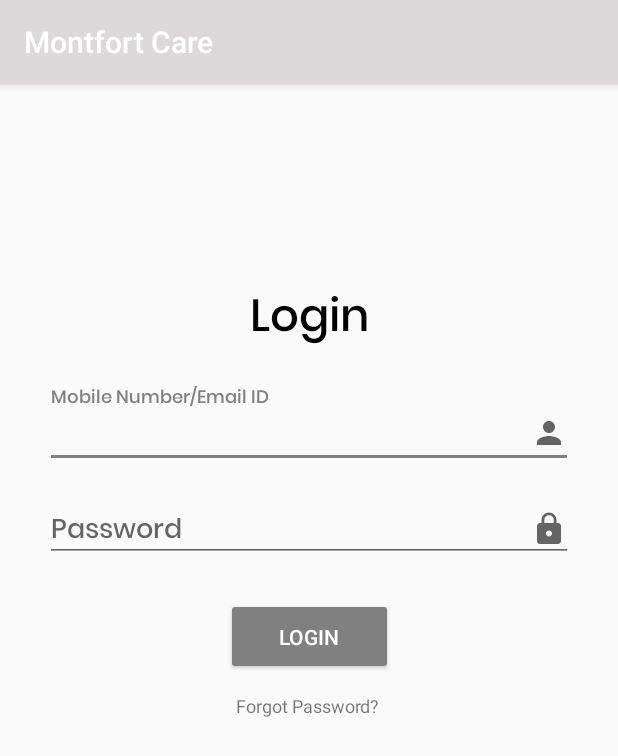
After one commit to Montfort-TEP/Montfort_Care, an Android app: the LoginActivity screen opened directly, with no data from a screen before it, on a phone screen of 412 x 824 dp. The commit adds this screen. Shown: the top 756 px of the screen. Run offline under Robolectric (Android 15) with nearby library versions, the phone set to English and light mode, and no system bars; Roboto replaces fonts that are not available here.

Commit message:
Login UI

```diff
--- /dev/null
+++ b/app/src/main/java/com/devshah/montfortcare/LoginActivity.java
@@ -0,0 +1,14 @@
+package com.devshah.montfortcare;
+
+import android.os.Bundle;
+
+import androidx.appcompat.app.AppCompatActivity;
+
+public class LoginActivity extends AppCompatActivity {
+
+    @Override
+    protected void onCreate(Bundle savedInstanceState) {
+        super.onCreate(savedInstanceState);
+        setContentView(R.layout.activity_login);
+    }
+}
--- /dev/null
+++ b/app/src/main/res/drawable/ic_pass.xml
@@ -0,0 +1,10 @@
+<vector xmlns:android="http://schemas.android.com/apk/res/android"
+    android:width="24dp"
+    android:height="24dp"
+    android:viewportWidth="24"
+    android:viewportHeight="24"
+    android:tint="?attr/colorControlNormal">
+  <path
+      android:fillColor="@android:color/white"
+      android:pathData="M18,8h-1L17,6c0,-2.76 -2.24,-5 -5,-5S7,3.24 7,6v2L6,8c-1.1,0 -2,0.9 -2,2v10c0,1.1 0.9,2 2,2h12c1.1,0 2,-0.9 2,-2L20,10c0,-1.1 -0.9,-2 -2,-2zM12,17c-1.1,0 -2,-0.9 -2,-2s0.9,-2 2,-2 2,0.9 2,2 -0.9,2 -2,2zM15.1,8L8.9,8L8.9,6c0,-1.71 1.39,-3.1 3.1,-3.1 1.71,0 3.1,1.39 3.1,3.1v2z"/>
+</vector>
--- /dev/null
+++ b/app/src/main/res/drawable/ic_user.xml
@@ -0,0 +1,10 @@
+<vector xmlns:android="http://schemas.android.com/apk/res/android"
+    android:width="24dp"
+    android:height="24dp"
+    android:viewportWidth="24"
+    android:viewportHeight="24"
+    android:tint="?attr/colorControlNormal">
+  <path
+      android:fillColor="@android:color/white"
+      android:pathData="M12,12c2.21,0 4,-1.79 4,-4s-1.79,-4 -4,-4 -4,1.79 -4,4 1.79,4 4,4zM12,14c-2.67,0 -8,1.34 -8,4v2h16v-2c0,-2.66 -5.33,-4 -8,-4z"/>
+</vector>
--- /dev/null
+++ b/app/src/main/res/layout/activity_login.xml
@@ -0,0 +1,94 @@
+<?xml version="1.0" encoding="utf-8"?>
+<androidx.constraintlayout.widget.ConstraintLayout xmlns:android="http://schemas.android.com/apk/res/android"
+    xmlns:app="http://schemas.android.com/apk/res-auto"
+    xmlns:tools="http://schemas.android.com/tools"
+    android:id="@+id/constraintLayout"
+    android:layout_width="match_parent"
+    android:layout_height="match_parent"
+    tools:context=".LoginActivity">
+
+    <TextView
+        android:id="@+id/loginTV"
+        android:textColor="@android:color/black"
+        android:layout_width="match_parent"
+        android:layout_height="wrap_content"
+        android:layout_marginTop="132dp"
+        android:fontFamily="@font/poppinsmedium"
+        android:text="@string/login"
+        android:textAlignment="center"
+        android:textSize="30sp"
+        app:layout_constraintEnd_toEndOf="parent"
+        app:layout_constraintHorizontal_bias="0.0"
+        app:layout_constraintStart_toStartOf="parent"
+        app:layout_constraintTop_toTopOf="parent" />
+
+    <com.google.android.material.textfield.TextInputLayout
+        android:id="@+id/mobNoEmailID"
+        android:layout_width="match_parent"
+        android:layout_height="wrap_content"
+        android:layout_marginLeft="30dp"
+        android:layout_marginTop="200dp"
+        android:layout_marginRight="30dp"
+        android:hint="@string/mobNo_EmailID"
+        app:layout_constraintEnd_toEndOf="parent"
+        app:layout_constraintHorizontal_bias="0.733"
+        app:layout_constraintStart_toStartOf="parent"
+        app:layout_constraintTop_toTopOf="parent">
+
+        <com.google.android.material.textfield.TextInputEditText
+            android:id="@+id/mobNoEmailID_ET"
+            android:layout_width="match_parent"
+            android:layout_height="45dp"
+            android:drawableEnd="@drawable/ic_user"
+            android:fontFamily="@font/poppinsmedium"
+            tools:layout_editor_absoluteX="8dp"
+            tools:layout_editor_absoluteY="115dp" />
+    </com.google.android.material.textfield.TextInputLayout>
+
+    <com.google.android.material.textfield.TextInputLayout
+        android:id="@+id/pwd_login"
+        android:layout_width="match_parent"
+        android:layout_height="wrap_content"
+        android:layout_marginTop="8dp"
+        android:layout_marginRight="30dp"
+        android:hint="@string/password"
+        app:layout_constraintEnd_toEndOf="parent"
+        app:layout_constraintTop_toBottomOf="@+id/mobNoEmailID">
+
+        <com.google.android.material.textfield.TextInputEditText
+            android:id="@+id/pwdET"
+            android:layout_width="match_parent"
+            android:layout_height="44dp"
+            android:layout_marginStart="30dp"
+            android:drawableEnd="@drawable/ic_pass"
+            android:fontFamily="@font/poppinsmedium" />
+
+    </com.google.android.material.textfield.TextInputLayout>
+
+    <Button
+        android:id="@+id/btnLogin"
+        style="@style/Widget.AppCompat.Button.Colored"
+        android:layout_width="111dp"
+        android:layout_height="51dp"
+        android:layout_marginTop="24dp"
+        android:text="@string/login"
+        app:layout_constraintBottom_toBottomOf="parent"
+        app:layout_constraintEnd_toEndOf="parent"
+        app:layout_constraintStart_toStartOf="parent"
+        app:layout_constraintTop_toBottomOf="@+id/pwd_login"
+        app:layout_constraintVertical_bias="0.0" />
+
+    <com.google.android.material.textview.MaterialTextView
+        android:layout_width="wrap_content"
+        android:layout_height="wrap_content"
+        android:layout_marginTop="12dp"
+        android:clickable="true"
+        android:text="@string/forgot_password"
+        android:textSize="12dp"
+        app:layout_constraintBottom_toBottomOf="parent"
+        app:layout_constraintEnd_toEndOf="parent"
+        app:layout_constraintHorizontal_bias="0.498"
+        app:layout_constraintStart_toStartOf="parent"
+        app:layout_constraintTop_toBottomOf="@+id/btnLogin"
+        app:layout_constraintVertical_bias="0.0" />
+</androidx.constraintlayout.widget.ConstraintLayout>
--- a/app/src/main/res/values/preloaded_fonts.xml
+++ b/app/src/main/res/values/preloaded_fonts.xml
@@ -2,5 +2,6 @@
 <resources>
     <array name="preloaded_fonts" translatable="false">
         <item>@font/alice</item>
+        <item>@font/lato_thin</item>
     </array>
 </resources>
--- a/app/src/main/res/values/strings.xml
+++ b/app/src/main/res/values/strings.xml
@@ -22,4 +22,8 @@
     <string name="No">No</string>
     <string name="Therapy">Therapy Attended?</string>
     <string name="hearingAidFitted">Age Hearing Aid Fitted</string>
+    <string name="username">Username</string>
+    <string name="mobNo_EmailID">Mobile Number/Email ID</string>
+    <string name="login">Login</string>
+    <string name="forgot_password">Forgot Password?</string>
 </resources>
```
Also changed, not shown: app/src/main/AndroidManifest.xml (+5 -2 lines), app/src/main/res/drawable/ic_child.xml (added, +16 -0 lines), app/src/main/res/font/lato_thin.xml (added, +7 -0 lines), app/src/main/res/layout/activity_sign_up2.xml (+39 -33 lines), app/src/main/res/layout/activity_signup.xml (+11 -13 lines), app/src/main/res/font/poppinsbold.ttf (added), app/src/main/res/font/poppinsmedium.ttf (added).
